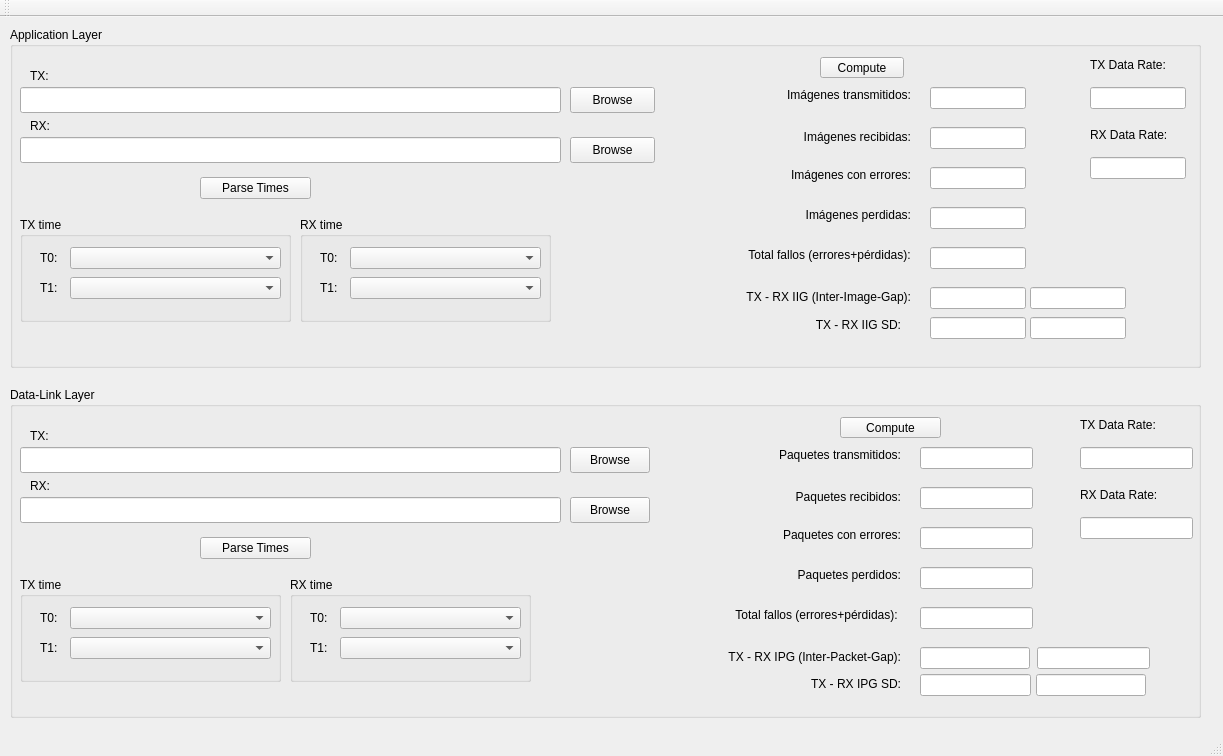
Above: mainwindow.ui from dcentelles/comms_log_parser before the change. Below: the same form after it.
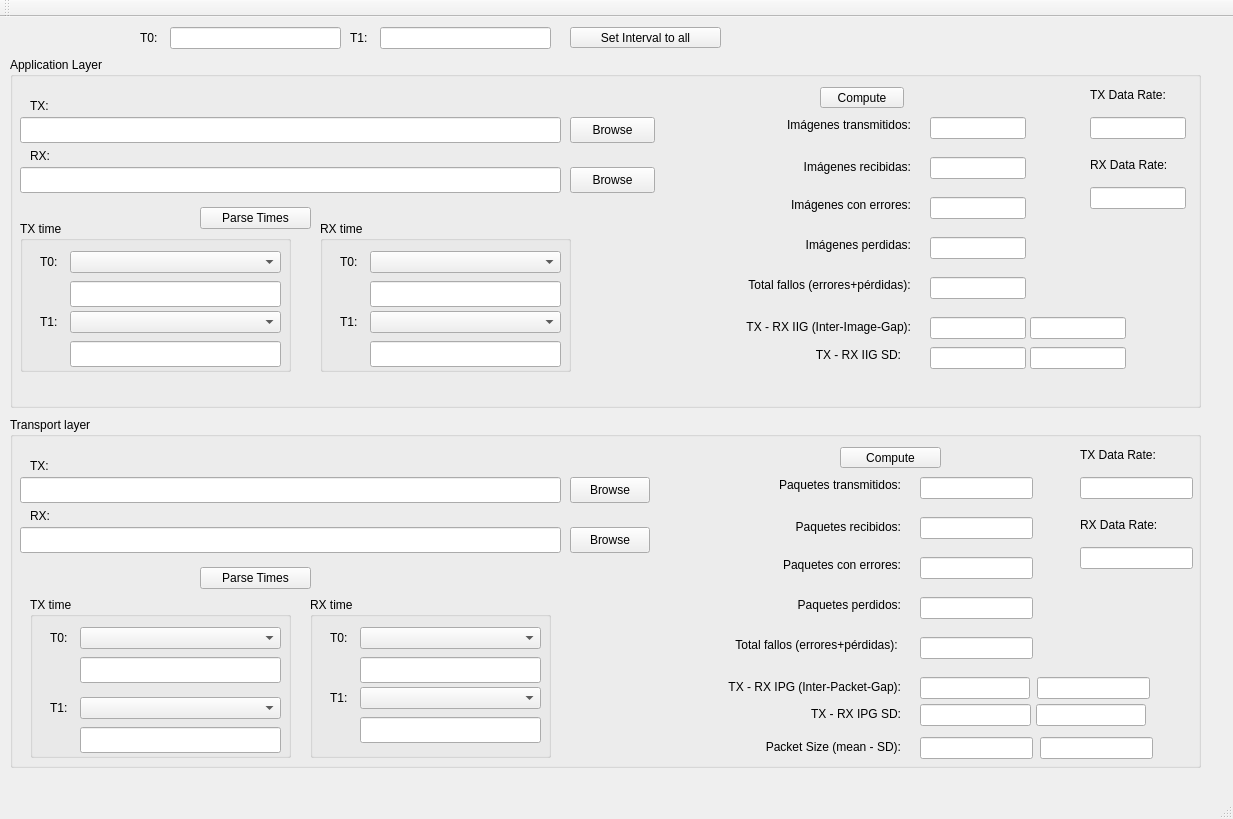
That is the form after the change.

Commit message: refactorizado el código; implementado cálculo del Data Rate y del tamaño medio del paquete y su desviación típica

Diff of the .ui file:
```diff
--- a/mainwindow.ui
+++ b/mainwindow.ui
@@ -6,8 +6,8 @@
    <rect>
     <x>0</x>
     <y>0</y>
-    <width>1223</width>
-    <height>756</height>
+    <width>1233</width>
+    <height>819</height>
    </rect>
   </property>
   <property name="windowTitle">
@@ -18,13 +18,13 @@
     <property name="geometry">
      <rect>
       <x>10</x>
-      <y>370</y>
+      <y>400</y>
       <width>1191</width>
-      <height>331</height>
+      <height>351</height>
      </rect>
     </property>
     <property name="title">
-     <string>Data-Link Layer</string>
+     <string>Transport layer</string>
     </property>
     <widget class="QLabel" name="label_20">
      <property name="geometry">
@@ -58,10 +58,10 @@
     <widget class="QGroupBox" name="groupBox">
      <property name="geometry">
       <rect>
-       <x>280</x>
-       <y>190</y>
+       <x>300</x>
+       <y>180</y>
        <width>241</width>
-       <height>105</height>
+       <height>161</height>
       </rect>
      </property>
      <property name="title">
@@ -94,7 +94,7 @@
       <property name="geometry">
        <rect>
         <x>20</x>
-        <y>60</y>
+        <y>90</y>
         <width>31</width>
         <height>21</height>
        </rect>
@@ -107,12 +107,38 @@
       <property name="geometry">
        <rect>
         <x>50</x>
-        <y>60</y>
+        <y>90</y>
         <width>181</width>
         <height>22</height>
        </rect>
       </property>
      </widget>
+     <widget class="QLineEdit" name="dl_rxT1">
+      <property name="geometry">
+       <rect>
+        <x>50</x>
+        <y>120</y>
+        <width>181</width>
+        <height>26</height>
+       </rect>
+      </property>
+      <property name="readOnly">
+       <bool>false</bool>
+      </property>
+     </widget>
+     <widget class="QLineEdit" name="dl_rxT0">
+      <property name="geometry">
+       <rect>
+        <x>50</x>
+        <y>60</y>
+        <width>181</width>
+        <height>26</height>
+       </rect>
+      </property>
+      <property name="readOnly">
+       <bool>false</bool>
+      </property>
+     </widget>
     </widget>
     <widget class="QLabel" name="label_18">
      <property name="geometry">
@@ -217,10 +243,10 @@
     <widget class="QGroupBox" name="groupBox_4">
      <property name="geometry">
       <rect>
-       <x>10</x>
-       <y>190</y>
+       <x>20</x>
+       <y>180</y>
        <width>261</width>
-       <height>105</height>
+       <height>161</height>
       </rect>
      </property>
      <property name="title">
@@ -253,7 +279,7 @@
       <property name="geometry">
        <rect>
         <x>20</x>
-        <y>60</y>
+        <y>100</y>
         <width>31</width>
         <height>21</height>
        </rect>
@@ -266,12 +292,38 @@
       <property name="geometry">
        <rect>
         <x>50</x>
-        <y>60</y>
+        <y>100</y>
         <width>201</width>
         <height>22</height>
        </rect>
       </property>
      </widget>
+     <widget class="QLineEdit" name="dl_txT0">
+      <property name="geometry">
+       <rect>
+        <x>50</x>
+        <y>60</y>
+        <width>201</width>
+        <height>26</height>
+       </rect>
+      </property>
+      <property name="readOnly">
+       <bool>false</bool>
+      </property>
+     </widget>
+     <widget class="QLineEdit" name="dl_txT1">
+      <property name="geometry">
+       <rect>
+        <x>50</x>
+        <y>130</y>
+        <width>201</width>
+        <height>26</height>
+       </rect>
+      </property>
+      <property name="readOnly">
+       <bool>false</bool>
+      </property>
+     </widget>
     </widget>
     <widget class="QLabel" name="label_19">
      <property name="geometry">
@@ -523,14 +575,56 @@
       <bool>true</bool>
      </property>
     </widget>
+    <widget class="QLineEdit" name="dl_packetSizeLineEdit">
+     <property name="geometry">
+      <rect>
+       <x>910</x>
+       <y>320</y>
+       <width>113</width>
+       <height>22</height>
+      </rect>
+     </property>
+     <property name="readOnly">
+      <bool>true</bool>
+     </property>
+    </widget>
+    <widget class="QLabel" name="label_57">
+     <property name="geometry">
+      <rect>
+       <x>740</x>
+       <y>320</y>
+       <width>151</width>
+       <height>20</height>
+      </rect>
+     </property>
+     <property name="text">
+      <string>Packet Size (mean - SD):</string>
+     </property>
+     <property name="alignment">
+      <set>Qt::AlignRight|Qt::AlignTrailing|Qt::AlignVCenter</set>
+     </property>
+    </widget>
+    <widget class="QLineEdit" name="dl_packetSizeSdLineEdit">
+     <property name="geometry">
+      <rect>
+       <x>1030</x>
+       <y>320</y>
+       <width>113</width>
+       <height>22</height>
+      </rect>
+     </property>
+     <property name="readOnly">
+      <bool>true</bool>
+     </property>
+    </widget>
    </widget>
    <widget class="QGroupBox" name="groupBox_6">
     <property name="geometry">
      <rect>
       <x>10</x>
-      <y>10</y>
+      <y>40</y>
       <width>1191</width>
-      <height>341</height>
+      <height>351</height>
      </rect>
     </property>
     <property name="title">
@@ -568,10 +662,10 @@
     <widget class="QGroupBox" name="groupBox_9">
      <property name="geometry">
       <rect>
-       <x>290</x>
-       <y>190</y>
+       <x>310</x>
+       <y>164</y>
        <width>251</width>
-       <height>105</height>
+       <height>151</height>
       </rect>
      </property>
      <property name="title">
@@ -604,7 +698,7 @@
       <property name="geometry">
        <rect>
         <x>20</x>
-        <y>60</y>
+        <y>90</y>
         <width>31</width>
         <height>21</height>
        </rect>
@@ -617,12 +711,38 @@
       <property name="geometry">
        <rect>
         <x>50</x>
-        <y>60</y>
+        <y>90</y>
         <width>191</width>
         <height>22</height>
        </rect>
       </property>
      </widget>
+     <widget class="QLineEdit" name="app_rxT0">
+      <property name="geometry">
+       <rect>
+        <x>50</x>
+        <y>60</y>
+        <width>191</width>
+        <height>26</height>
+       </rect>
+      </property>
+      <property name="readOnly">
+       <bool>false</bool>
+      </property>
+     </widget>
+     <widget class="QLineEdit" name="app_rxT1">
+      <property name="geometry">
+       <rect>
+        <x>50</x>
+        <y>120</y>
+        <width>191</width>
+        <height>26</height>
+       </rect>
+      </property>
+      <property name="readOnly">
+       <bool>false</bool>
+      </property>
+     </widget>
     </widget>
     <widget class="QLabel" name="label_40">
      <property name="geometry">
@@ -728,9 +848,9 @@
      <property name="geometry">
       <rect>
        <x>10</x>
-       <y>190</y>
+       <y>164</y>
        <width>271</width>
-       <height>105</height>
+       <height>151</height>
       </rect>
      </property>
      <property name="title">
@@ -763,7 +883,7 @@
       <property name="geometry">
        <rect>
         <x>20</x>
-        <y>60</y>
+        <y>90</y>
         <width>31</width>
         <height>21</height>
        </rect>
@@ -776,12 +896,38 @@
       <property name="geometry">
        <rect>
         <x>50</x>
-        <y>60</y>
+        <y>90</y>
         <width>211</width>
         <height>22</height>
        </rect>
       </property>
      </widget>
+     <widget class="QLineEdit" name="app_txT0">
+      <property name="geometry">
+       <rect>
+        <x>50</x>
+        <y>60</y>
+        <width>211</width>
+        <height>26</height>
+       </rect>
+      </property>
+      <property name="readOnly">
+       <bool>false</bool>
+      </property>
+     </widget>
+     <widget class="QLineEdit" name="app_txT1">
+      <property name="geometry">
+       <rect>
+        <x>50</x>
+        <y>120</y>
+        <width>211</width>
+        <height>26</height>
+       </rect>
+      </property>
+      <property name="readOnly">
+       <bool>false</bool>
+      </property>
+     </widget>
     </widget>
     <widget class="QLabel" name="label_47">
      <property name="geometry">
@@ -1034,6 +1180,65 @@
      </property>
     </widget>
    </widget>
+   <widget class="QLineEdit" name="t0LineEdit">
+    <property name="geometry">
+     <rect>
+      <x>170</x>
+      <y>10</y>
+      <width>171</width>
+      <height>22</height>
+     </rect>
+    </property>
+   </widget>
+   <widget class="QLabel" name="label_55">
+    <property name="geometry">
+     <rect>
+      <x>140</x>
+      <y>10</y>
+      <width>31</width>
+      <height>21</height>
+     </rect>
+    </property>
+    <property name="text">
+     <string>T0:</string>
+    </property>
+   </widget>
+   <widget class="QLabel" name="label_56">
+    <property name="geometry">
+     <rect>
+      <x>350</x>
+      <y>10</y>
+      <width>31</width>
+      <height>21</height>
+     </rect>
+    </property>
+    <property name="text">
+     <string>T1:</string>
+    </property>
+   </widget>
+   <widget class="QLineEdit" name="t1LineEdit">
+    <property name="geometry">
+     <rect>
+      <x>380</x>
+      <y>10</y>
+      <width>171</width>
+      <height>22</height>
+     </rect>
+    </property>
+   </widget>
+   <widget class="QToolButton" name="setIntervalButton">
+    <property name="geometry">
+     <rect>
+      <x>570</x>
+      <y>10</y>
+      <width>151</width>
+      <height>21</height>
+     </rect>
+    </property>
+    <property name="text">
+     <string>Set Interval to all</string>
+    </property>
+   </widget>
   </widget>
   <widget class="QMenuBar" name="menuBar">
    <property name="geometry">
```
Left out of the diff: 2 changed lines with no effect on the pictures. The commit also changes 4 other files.
